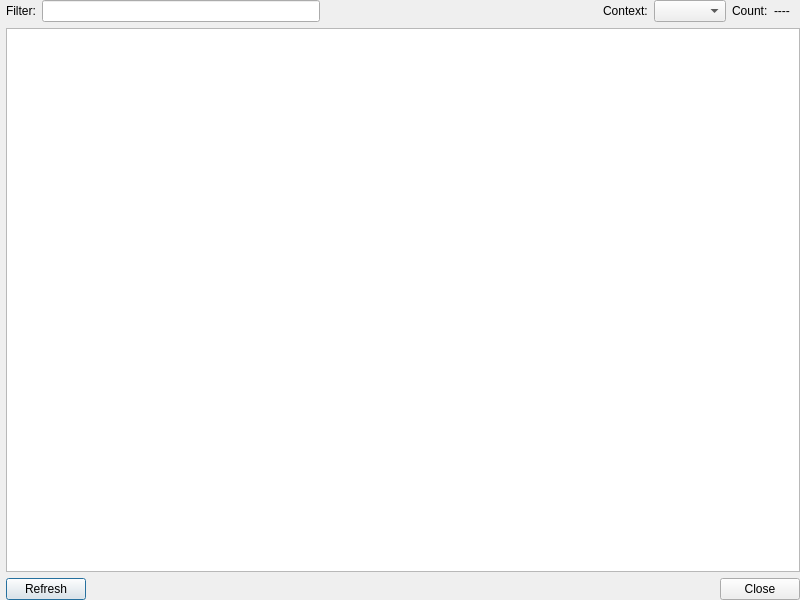
The window that src/Form_Files/DryRunReplace.ui (Sigil-Ebook/Sigil) describes before a commit, drawn with Qt 5.
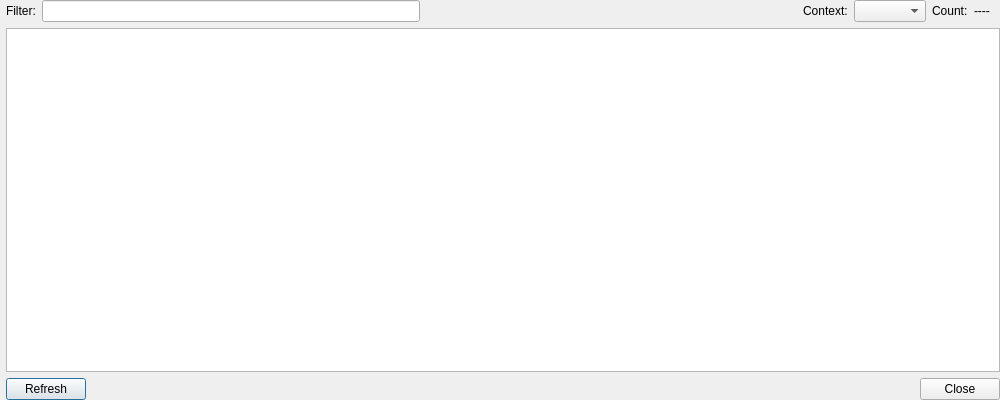
The same window after the commit.

```diff
--- a/src/Form_Files/DryRunReplace.ui
+++ b/src/Form_Files/DryRunReplace.ui
@@ -6,8 +6,8 @@
    <rect>
     <x>0</x>
     <y>0</y>
-    <width>800</width>
-    <height>600</height>
+    <width>1000</width>
+    <height>400</height>
    </rect>
   </property>
   <property name="windowTitle">
```
